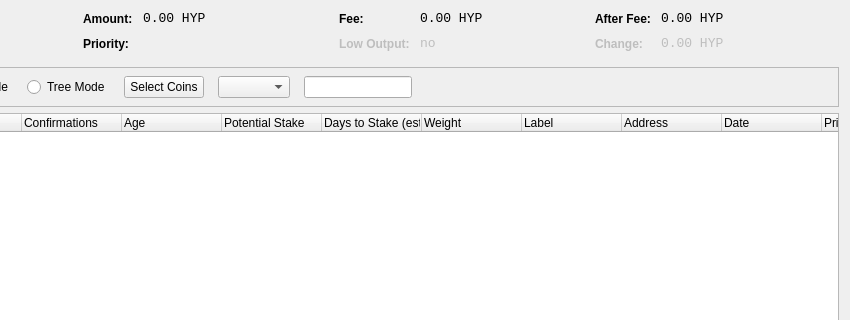
This is src/qt/forms/coincontroldialog.ui in eatthetree3/Crypton as Qt 5 draws it before an edit; both pictures show x 190 to 1040 and y 0 to 320 of the 1040 by 500 pixel window. The edited form follows.
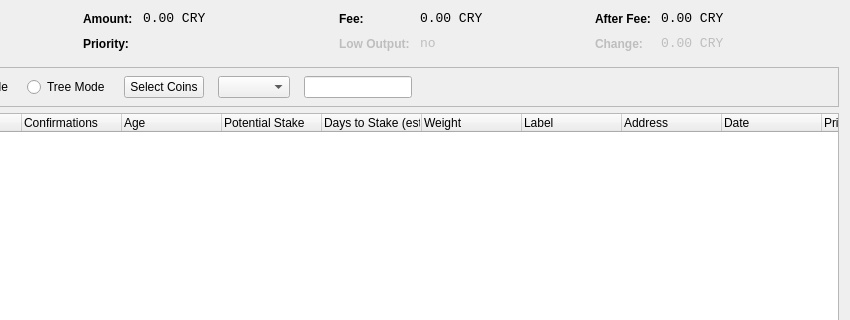
This is the edited form. Custom widgets are drawn as their Qt base class.

Diff of the .ui file:
```diff
--- a/src/qt/forms/coincontroldialog.ui
+++ b/src/qt/forms/coincontroldialog.ui
@@ -141,7 +141,7 @@
           <enum>Qt::ActionsContextMenu</enum>
          </property>
          <property name="text">
-          <string>0.00 HYP</string>
+          <string>0.00 CRY</string>
          </property>
          <property name="textInteractionFlags">
           <set>Qt::LinksAccessibleByMouse|Qt::TextSelectableByKeyboard|Qt::TextSelectableByMouse</set>
@@ -221,7 +221,7 @@
           <enum>Qt::ActionsContextMenu</enum>
          </property>
          <property name="text">
-          <string>0.00 HYP</string>
+          <string>0.00 CRY</string>
          </property>
          <property name="textInteractionFlags">
           <set>Qt::LinksAccessibleByMouse|Qt::TextSelectableByKeyboard|Qt::TextSelectableByMouse</set>
@@ -310,7 +310,7 @@
           <enum>Qt::ActionsContextMenu</enum>
          </property>
          <property name="text">
-          <string>0.00 HYP</string>
+          <string>0.00 CRY</string>
          </property>
          <property name="textInteractionFlags">
           <set>Qt::LinksAccessibleByMouse|Qt::TextSelectableByKeyboard|Qt::TextSelectableByMouse</set>
@@ -348,7 +348,7 @@
           <enum>Qt::ActionsContextMenu</enum>
          </property>
          <property name="text">
-          <string>0.00 HYP</string>
+          <string>0.00 CRY</string>
          </property>
          <property name="textInteractionFlags">
           <set>Qt::LinksAccessibleByMouse|Qt::TextSelectableByKeyboard|Qt::TextSelectableByMouse</set>
```
